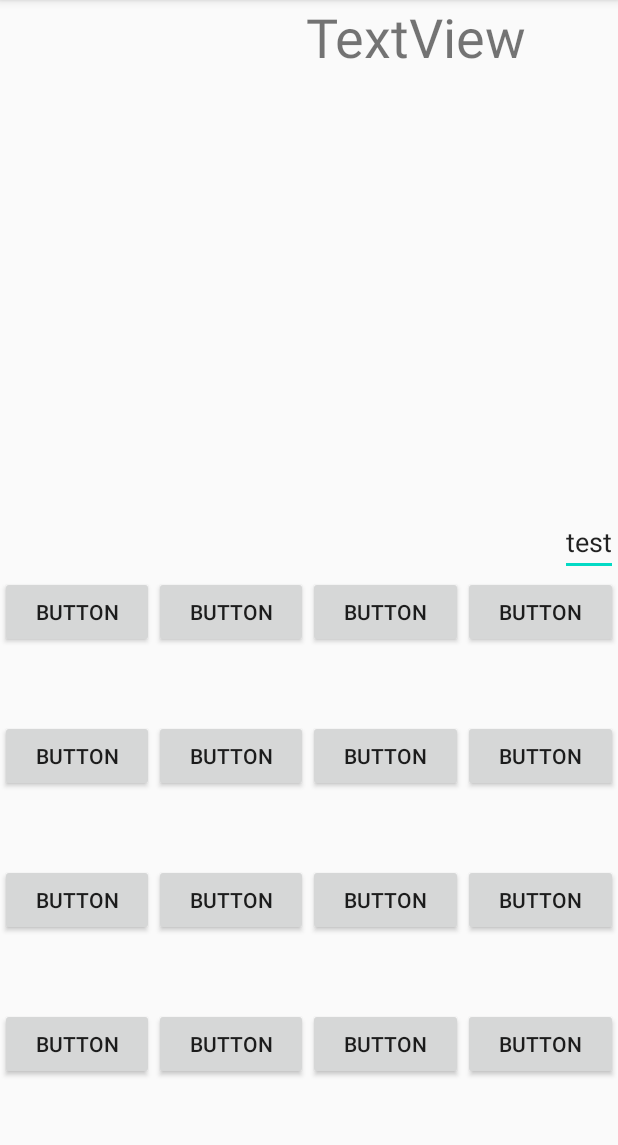
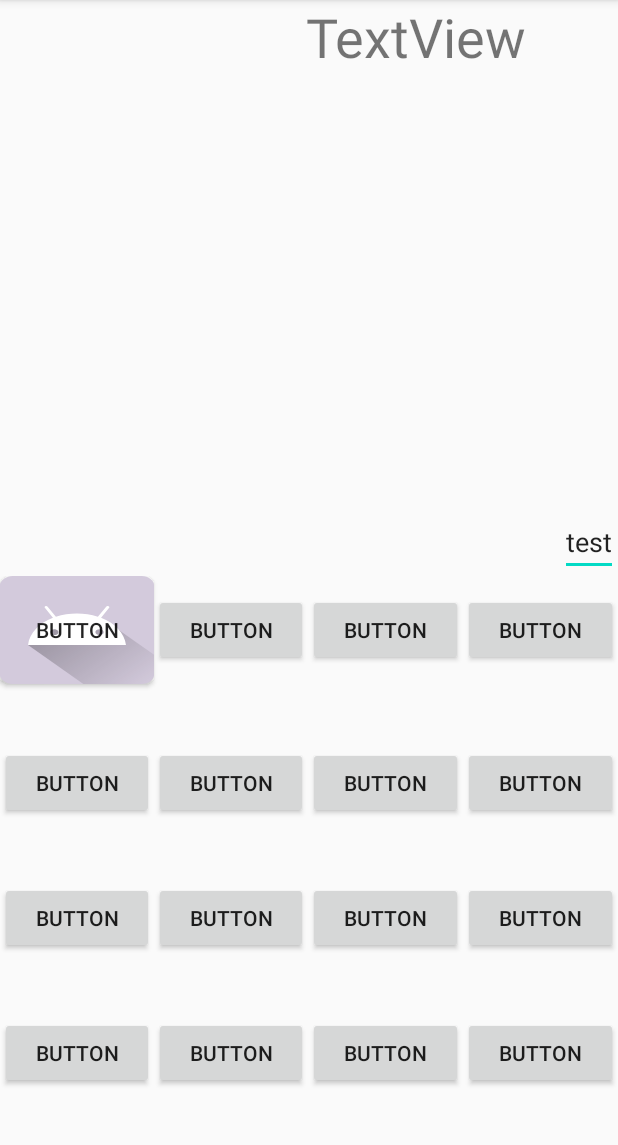
Before and after one commit to HengWeiBin/AndoridProject2020, an Android app: the screen it shows after launch (MainActivity), on a phone screen of 412 x 824 dp, the part 84-1229 px from its top. Run offline under Robolectric (Android 15) with nearby library versions, the phone set to English and light mode, and no system bars.

Commit message:
add drawable icon layout

```diff
--- /dev/null
+++ b/Calculator/app/src/main/res/drawable/ic_launcher_foreground.xml
@@ -0,0 +1,15 @@
+<?xml version="1.0" encoding="utf-8"?>
+<vector xmlns:android="http://schemas.android.com/apk/res/android"
+    android:width="108dp"
+    android:height="108dp"
+    android:viewportWidth="370.66916"
+    android:viewportHeight="370.66916"
+    android:tint="#000000">
+  <group android:translateX="170.83458"
+      android:translateY="100.08067">
+    <group android:translateY="141.67969">
+      <path android:pathData="M20,-0L10,-0L10,-77L6,-77L6,-77.25L12.125,-110L20,-110L20,-0Z"
+          android:fillColor="#000000"/>
+    </group>
+  </group>
+</vector>
--- a/Calculator/app/src/main/res/layout/activity_main.xml
+++ b/Calculator/app/src/main/res/layout/activity_main.xml
@@ -53,6 +53,7 @@
                 android:layout_width="0dp"
                 android:layout_height="wrap_content"
                 android:layout_weight="1"
+                android:background="@mipmap/ic_launcher_round"
                 android:text="Button" />
 
             <Button
--- a/Calculator/app/src/main/res/mipmap-anydpi-v26/ic_launcher.xml
+++ b/Calculator/app/src/main/res/mipmap-anydpi-v26/ic_launcher.xml
@@ -1,5 +1,5 @@
 <?xml version="1.0" encoding="utf-8"?>
 <adaptive-icon xmlns:android="http://schemas.android.com/apk/res/android">
-    <background android:drawable="@drawable/ic_launcher_background" />
-    <foreground android:drawable="@drawable/ic_launcher_foreground" />
+    <background android:drawable="@color/ic_launcher_background"/>
+    <foreground android:drawable="@drawable/ic_launcher_foreground"/>
 </adaptive-icon>
--- a/Calculator/app/src/main/res/mipmap-anydpi-v26/ic_launcher_round.xml
+++ b/Calculator/app/src/main/res/mipmap-anydpi-v26/ic_launcher_round.xml
@@ -1,5 +1,5 @@
 <?xml version="1.0" encoding="utf-8"?>
 <adaptive-icon xmlns:android="http://schemas.android.com/apk/res/android">
-    <background android:drawable="@drawable/ic_launcher_background" />
-    <foreground android:drawable="@drawable/ic_launcher_foreground" />
+    <background android:drawable="@color/ic_launcher_background"/>
+    <foreground android:drawable="@drawable/ic_launcher_foreground"/>
 </adaptive-icon>
--- /dev/null
+++ b/Calculator/app/src/main/res/values/ic_launcher_background.xml
@@ -0,0 +1,4 @@
+<?xml version="1.0" encoding="utf-8"?>
+<resources>
+    <color name="ic_launcher_background">#D3CADC</color>
+</resources>
```
Also changed, not shown: Calculator/app/src/main/ic_launcher-playstore.png (added), Calculator/app/src/main/res/mipmap-hdpi/ic_launcher.png, Calculator/app/src/main/res/mipmap-hdpi/ic_launcher_round.png, Calculator/app/src/main/res/mipmap-mdpi/ic_launcher.png, Calculator/app/src/main/res/mipmap-mdpi/ic_launcher_round.png, Calculator/app/src/main/res/mipmap-xhdpi/ic_launcher.png, Calculator/app/src/main/res/mipmap-xhdpi/ic_launcher_round.png, Calculator/app/src/main/res/mipmap-xxhdpi/ic_launcher.png, Calculator/app/src/main/res/mipmap-xxhdpi/ic_launcher_round.png, Calculator/app/src/main/res/mipmap-xxxhdpi/ic_launcher.png, Calculator/app/src/main/res/mipmap-xxxhdpi/ic_launcher_round.png.
